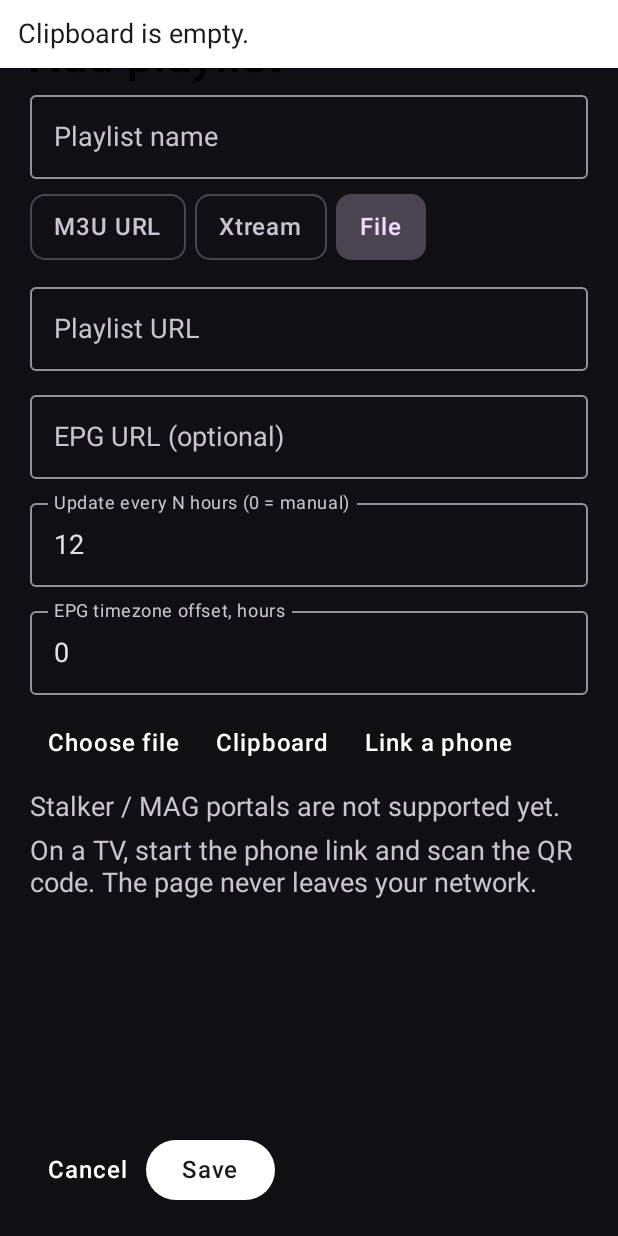
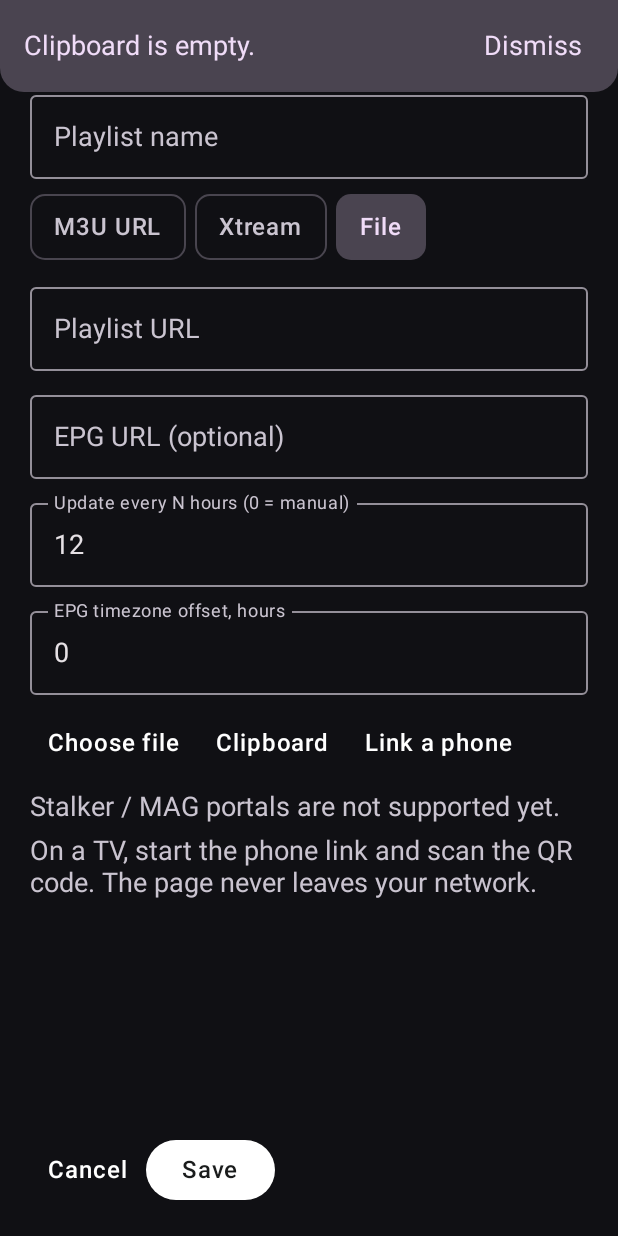
Before and after one commit to yarixxcod/lite-iptv, an Android app built with Jetpack Compose: the screen it shows after launch (MainActivity), after a tap on "Clipboard", on a phone screen of 412 x 824 dp. Run offline under Robolectric (Android 15) with nearby library versions, the phone set to English and light mode, and no system bars; our stand-ins replace Room's generated code, paging, window size class; libraries missing offline, so code that uses them is left out: androidx.media3.datasource; network calls fail; pictures from the network do not load; 2 other taps on this screen came first.

Commit message:
Replace sticky error text with a TV-safe message queue
Messages are shown one at a time above the UI, including the playlist
editor. Success clears stale errors, each kind auto-dismisses, and a
non-focusable close control never steals the D-pad. Long operations use a
thin progress strip instead of a full-screen blocker.

```diff
--- a/app/src/main/java/player/vvvion/app/MainActivity.kt
+++ b/app/src/main/java/player/vvvion/app/MainActivity.kt
@@ -29,6 +29,7 @@ import player.vvvion.app.player.PlaybackService
 import player.vvvion.app.player.PlayerEngine
 import player.vvvion.app.ui.AppViewModel
 import player.vvvion.app.ui.HomeScreen
+import player.vvvion.app.ui.MessageKind
 import player.vvvion.app.ui.PlayerPane
 import player.vvvion.app.ui.PlayerViewModel
 import player.vvvion.app.ui.ProvideTelevision
@@ -75,7 +76,7 @@ class MainActivity : AppCompatActivity() {
             appVm.installRequests.collect { file ->
                 if (!UpdateInstaller.canInstall(this@MainActivity)) {
                     UpdateInstaller.openSettings(this@MainActivity)
-                    appVm.message.value = "install_permission"
+                    appVm.notify(MessageKind.ERROR, code = "install_permission")
                 } else {
                     UpdateInstaller.install(this@MainActivity, file)
                 }
--- a/app/src/main/java/player/vvvion/app/ui/HomeScreen.kt
+++ b/app/src/main/java/player/vvvion/app/ui/HomeScreen.kt
@@ -42,7 +42,6 @@ import androidx.compose.material3.AlertDialog
 import androidx.compose.material3.Button
 import androidx.compose.material3.Card
 import androidx.compose.material3.CardDefaults
-import androidx.compose.material3.CircularProgressIndicator
 import androidx.compose.material3.ExperimentalMaterial3Api
 import androidx.compose.material3.Icon
 import androidx.compose.material3.IconButton
@@ -115,7 +114,7 @@ fun HomeScreen(
     val query by vm.query.collectAsStateWithLifecycle()
     val sort by vm.sort.collectAsStateWithLifecycle()
     val busy by vm.busy.collectAsStateWithLifecycle()
-    val message by vm.message.collectAsStateWithLifecycle()
+    val banner by vm.banner.collectAsStateWithLifecycle()
     val editor by vm.editorOpen.collectAsStateWithLifecycle()
     val editing by vm.editing.collectAsStateWithLifecycle()
     val settings by vm.settings.collectAsStateWithLifecycle()
@@ -337,37 +336,9 @@ fun HomeScreen(
     }
     }
 
-    if (busy) {
-        Box(Modifier.fillMaxSize(), contentAlignment = Alignment.Center) {
-            CircularProgressIndicator(color = Accent)
-        }
-    }
-    LaunchedEffect(message) {
-        if (message != null) {
-            kotlinx.coroutines.delay(4500)
-            vm.message.value = null
-        }
-    }
-    message?.let { code ->
-        val text = when (code) {
-            "pin" -> stringResource(R.string.pin_wrong)
-            "clipboard" -> stringResource(R.string.clipboard_empty)
-            "cache" -> stringResource(R.string.cache_cleared)
-            "update_none" -> stringResource(R.string.update_none)
-            "update_failed" -> stringResource(R.string.update_failed)
-            "install_permission" -> stringResource(R.string.update_install_permission)
-            "url_invalid_scheme" -> stringResource(R.string.url_invalid_scheme)
-            "url_invalid_empty" -> stringResource(R.string.url_invalid_empty)
-            "playlist_added" -> stringResource(R.string.playlist_added)
-            "playlist_updated" -> stringResource(R.string.playlist_updated)
-            "phone_import_ok" -> stringResource(R.string.phone_import_ok)
-            else -> code
-        }
-        Text(
-            text,
-            modifier = Modifier.fillMaxWidth().background(Accent).padding(12.dp),
-            color = AccentInk,
-        )
+    Box(Modifier.fillMaxWidth().align(Alignment.TopCenter)) {
+        BusyStrip(busy)
+        MessageBar(banner, onDismiss = vm::dismissBanner)
     }
     pinGroup?.let {
         PinDialog(onDismiss = vm::dismissPin, onSubmit = vm::submitPin)
--- /dev/null
+++ b/app/src/main/java/player/vvvion/app/ui/MessageBar.kt
@@ -0,0 +1,103 @@
+package player.vvvion.app.ui
+
+import androidx.compose.foundation.background
+import androidx.compose.foundation.clickable
+import androidx.compose.foundation.layout.Row
+import androidx.compose.foundation.layout.fillMaxWidth
+import androidx.compose.foundation.layout.padding
+import androidx.compose.foundation.shape.RoundedCornerShape
+import androidx.compose.material3.LinearProgressIndicator
+import androidx.compose.material3.MaterialTheme
+import androidx.compose.material3.Text
+import androidx.compose.runtime.Composable
+import androidx.compose.runtime.LaunchedEffect
+import androidx.compose.ui.Alignment
+import androidx.compose.ui.Modifier
+import androidx.compose.ui.focus.focusProperties
+import androidx.compose.ui.res.stringResource
+import androidx.compose.ui.text.style.TextOverflow
+import androidx.compose.ui.unit.dp
+import kotlinx.coroutines.delay
+import player.vvvion.app.R
+
+@Composable
+fun MessageBar(
+    message: UiMessage?,
+    onDismiss: (Long) -> Unit,
+    modifier: Modifier = Modifier,
+) {
+    if (message == null) return
+    LaunchedEffect(message.id, message.dismissMs) {
+        if (message.dismissMs > 0) {
+            delay(message.dismissMs)
+            onDismiss(message.id)
+        }
+    }
+    val background = when (message.kind) {
+        MessageKind.ERROR -> MaterialTheme.colorScheme.errorContainer
+        MessageKind.SUCCESS -> Accent
+        MessageKind.INFO -> MaterialTheme.colorScheme.secondaryContainer
+    }
+    val foreground = when (message.kind) {
+        MessageKind.ERROR -> MaterialTheme.colorScheme.onErrorContainer
+        MessageKind.SUCCESS -> AccentInk
+        MessageKind.INFO -> MaterialTheme.colorScheme.onSecondaryContainer
+    }
+    Row(
+        modifier
+            .fillMaxWidth()
+            .focusProperties { canFocus = false }
+            .background(background, RoundedCornerShape(bottomStart = 16.dp, bottomEnd = 16.dp))
+            .padding(horizontal = 16.dp, vertical = 12.dp),
+        verticalAlignment = Alignment.CenterVertically,
+    ) {
+        Text(
+            text = messageText(message),
+            color = foreground,
+            style = MaterialTheme.typography.bodyLarge,
+            modifier = Modifier.weight(1f),
+            maxLines = 3,
+            overflow = TextOverflow.Ellipsis,
+        )
+        Text(
+            text = stringResource(R.string.message_close),
+            color = foreground,
+            modifier = Modifier
+                .padding(start = 12.dp)
+                .focusProperties { canFocus = false }
+                .clickable { onDismiss(message.id) }
+                .padding(8.dp),
+        )
+    }
+}
+
+@Composable
+fun BusyStrip(visible: Boolean, modifier: Modifier = Modifier) {
+    if (!visible) return
+    LinearProgressIndicator(
+        modifier
+            .fillMaxWidth()
+            .focusProperties { canFocus = false },
+        color = Accent,
+        trackColor = InkLine,
+    )
+}
+
+@Composable
+private fun messageText(message: UiMessage): String {
+    val mapped = when (message.code) {
+        "pin" -> stringResource(R.string.pin_wrong)
+        "clipboard" -> stringResource(R.string.clipboard_empty)
+        "cache" -> stringResource(R.string.cache_cleared)
+        "update_none" -> stringResource(R.string.update_none)
+        "update_failed" -> stringResource(R.string.update_failed)
+        "install_permission" -> stringResource(R.string.update_install_permission)
+        "url_invalid_scheme" -> stringResource(R.string.url_invalid_scheme)
+        "url_invalid_empty" -> stringResource(R.string.url_invalid_empty)
+        "playlist_added" -> stringResource(R.string.playlist_added)
+        "playlist_updated" -> stringResource(R.string.playlist_updated)
+        "phone_import_ok" -> stringResource(R.string.phone_import_ok)
+        else -> null
+    }
+    return mapped ?: message.raw.orEmpty()
+}
--- /dev/null
+++ b/app/src/main/java/player/vvvion/app/ui/MessageQueue.kt
@@ -0,0 +1,63 @@
+package player.vvvion.app.ui
+
+enum class MessageKind { INFO, SUCCESS, ERROR }
+
+data class UiMessage(
+    val id: Long,
+    val kind: MessageKind,
+    val code: String? = null,
+    val raw: String? = null,
+    val dismissMs: Long,
+)
+
+data class MessageSnapshot(
+    val current: UiMessage?,
+    val pending: Int,
+)
+
+class MessageQueue {
+    private var nextId = 1L
+    private val pending = ArrayDeque<UiMessage>()
+    var current: UiMessage? = null
+        private set
+
+    fun post(
+        kind: MessageKind,
+        code: String? = null,
+        raw: String? = null,
+        dismissMs: Long = defaultDismiss(kind),
+    ): MessageSnapshot {
+        if (kind == MessageKind.SUCCESS) dropErrors()
+        val message = UiMessage(nextId++, kind, code, raw, dismissMs)
+        if (current == null) current = message else pending.addLast(message)
+        return snapshot()
+    }
+
+    fun dismiss(id: Long? = current?.id): MessageSnapshot {
+        if (id != null && current?.id == id) current = null
+        if (current == null) current = pending.removeFirstOrNull()
+        return snapshot()
+    }
+
+    fun clear(): MessageSnapshot {
+        pending.clear()
+        current = null
+        return snapshot()
+    }
+
+    private fun dropErrors() {
+        if (current?.kind == MessageKind.ERROR) current = null
+        pending.removeAll { it.kind == MessageKind.ERROR }
+        if (current == null) current = pending.removeFirstOrNull()
+    }
+
+    private fun snapshot() = MessageSnapshot(current, pending.size)
+
+    companion object {
+        fun defaultDismiss(kind: MessageKind): Long = when (kind) {
+            MessageKind.SUCCESS -> 3_500L
+            MessageKind.INFO -> 4_500L
+            MessageKind.ERROR -> 7_000L
+        }
+    }
+}
--- a/app/src/main/res/values/strings.xml
+++ b/app/src/main/res/values/strings.xml
@@ -133,4 +133,5 @@
     <string name="epg_status_matched">Channels matched: %1$d of %2$d</string>
     <string name="epg_status_error">Guide error: %1$s</string>
     <string name="epg_status_url">Guide URL: %1$s</string>
+    <string name="message_close">Dismiss</string>
 </resources>
```
Also changed, not shown: app/src/main/java/player/vvvion/app/ui/AppViewModel.kt (+36 -18 lines), 2 other files.
